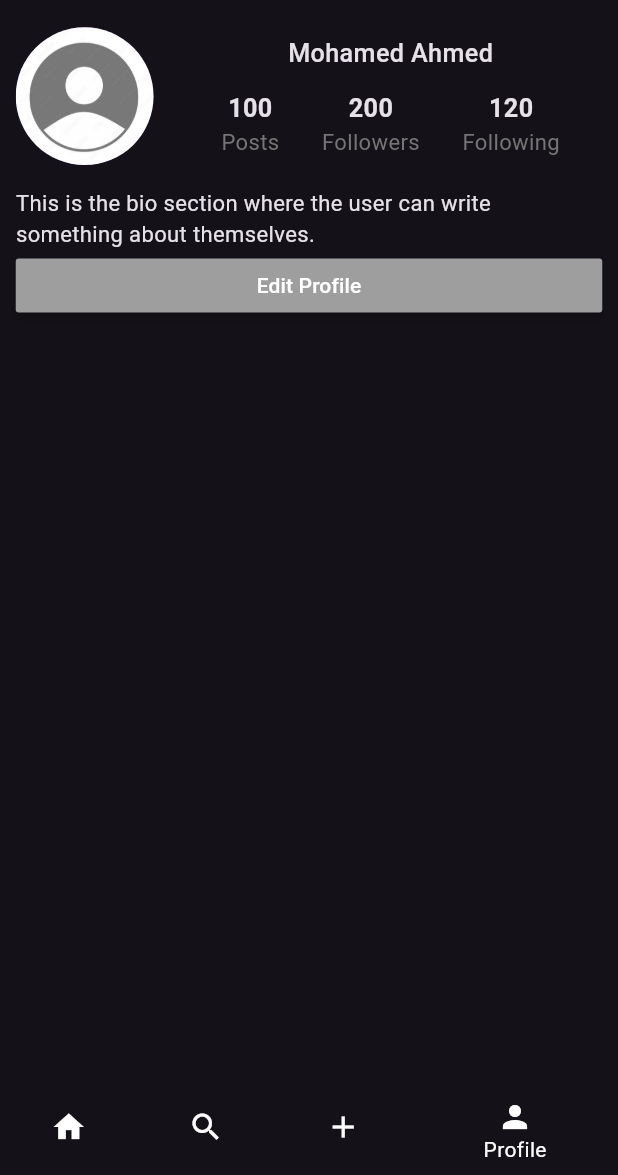
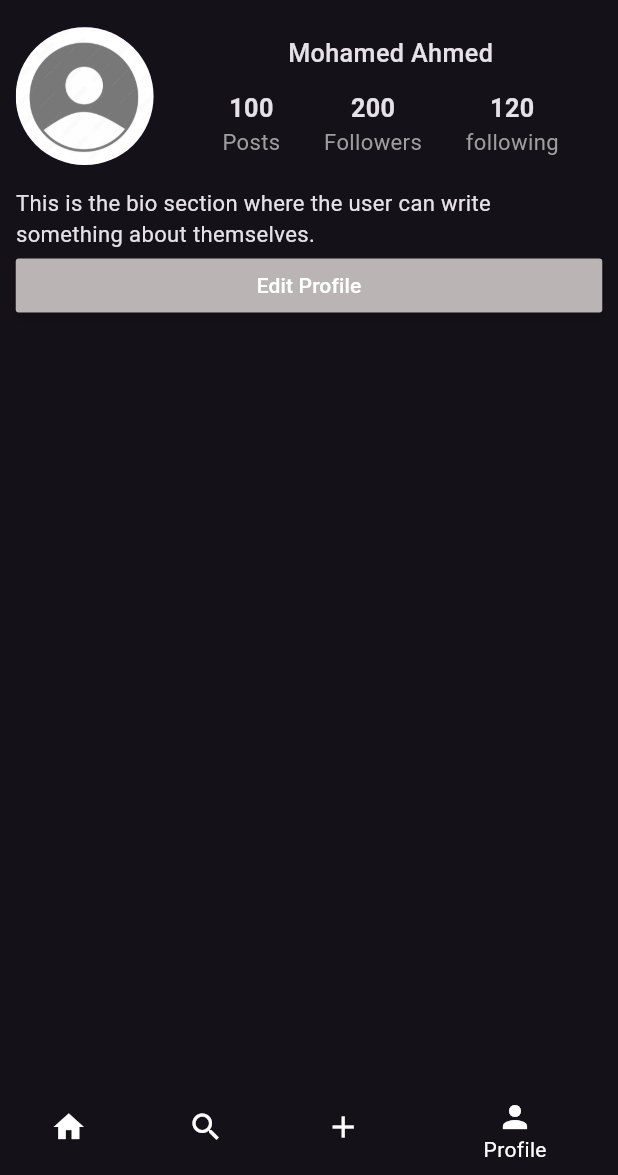
Before and after one commit to med-khelifi/social-media-app-Insta-Clone-, a Flutter app: the screen it shows after launch, item 4 of the bottom bar chosen, on a phone screen of 412 x 824 dp, the part 61-1236 px from its top. Run offline on Flutter 3.47's test engine with Material 3 defaults, Android fonts, the phone set to English and light mode, and no system bars; our stand-ins replace flutter_screenutil.

Commit message:
design add new post and profile tab

```diff
--- a/lib/core/constants/strings.dart
+++ b/lib/core/constants/strings.dart
@@ -16,4 +16,8 @@ class Strings {
       'Password must be at least 6 characters long';
   static const String addNewPost = 'Add New Post';
   static const String writeCaption = 'Write a caption...';
+  static const String posts = 'Posts';
+  static const String followers = 'Followers';
+  static const String following = 'following';
+  static const String editProfile = "Edit Profile";
 }
--- a/lib/screens/home/tabs/profile_tab.dart
+++ b/lib/screens/home/tabs/profile_tab.dart
@@ -1,8 +1,8 @@
 import 'package:flutter/material.dart';
 import 'package:flutter_screenutil/flutter_screenutil.dart';
-import 'package:insta/core/constants/colors.dart';
 import 'package:insta/core/constants/constants_widgets.dart';
 import 'package:insta/core/constants/images_paths.dart';
+import 'package:insta/core/constants/strings.dart';
 import 'package:insta/screens/widgets/custom_button.dart';
 import 'package:insta/screens/widgets/stats_info.dart';
 
@@ -53,9 +53,9 @@ class ProfileTab extends StatelessWidget {
                       Row(
                         mainAxisAlignment: MainAxisAlignment.spaceEvenly,
                         children: [
-                          StatsInfo(number: "100", label: "Posts"),
-                          StatsInfo(number: "200", label: "Followers"),
-                          StatsInfo(number: "120", label: "Following"),
+                          StatsInfo(number: "100", label: Strings.posts),
+                          StatsInfo(number: "200", label: Strings.followers),
+                          StatsInfo(number: "120", label: Strings.following),
                         ],
                       ),
                     ],
@@ -70,9 +70,9 @@ class ProfileTab extends StatelessWidget {
             style: TextStyle(fontSize: 14.sp),
           ),
           CustomButton(
-            text: "Edit Profile",
+            text: Strings.editProfile,
             onPressed: () {},
-            color: ColorsManager.grey,
+            color: const Color.fromARGB(255, 186, 180, 180),
           ),
         ],
       ),
--- a/lib/screens/widgets/stats_info.dart
+++ b/lib/screens/widgets/stats_info.dart
@@ -1,8 +1,9 @@
 import 'package:flutter/material.dart';
 import 'package:flutter_screenutil/flutter_screenutil.dart';
+import 'package:insta/core/constants/colors.dart';
 
 class StatsInfo extends StatelessWidget {
-  const StatsInfo( {super.key, required this.number, required this.label});
+  const StatsInfo({super.key, required this.number, required this.label});
   final String number;
   final String label;
   @override
@@ -15,10 +16,9 @@ class StatsInfo extends StatelessWidget {
         ),
         Text(
           label,
-          style: TextStyle(fontSize: 14.sp, color: Colors.grey[600]),
+          style: TextStyle(fontSize: 14.sp, color: ColorsManager.grey),
         ),
       ],
     );
   }
-
 }
```
